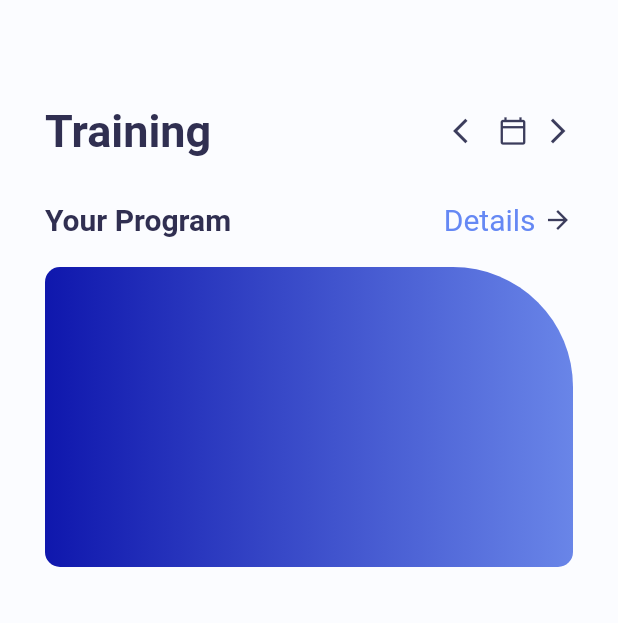
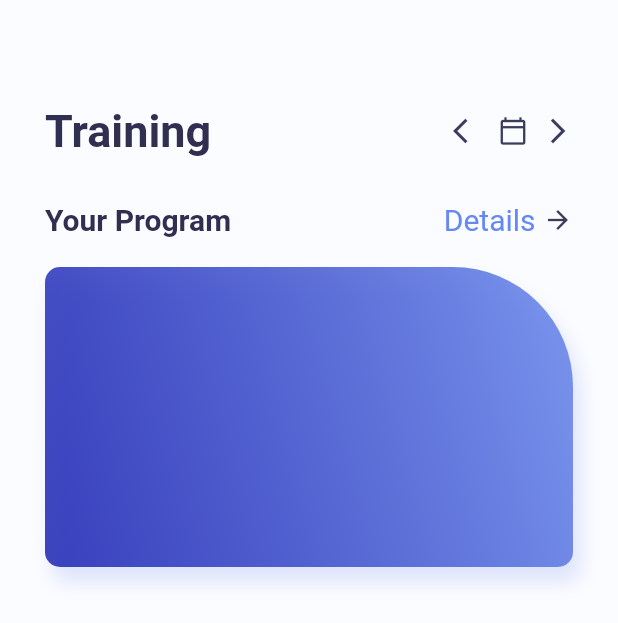
Before and after one commit to kohenro19/MuscleTraining_flutter_001, a Flutter app: the screen it shows after launch, on a phone screen of 412 x 824 dp. Shown: the top 623 px of the screen. Run offline on Flutter 3.47's test engine with Material 2 defaults, Android fonts, the phone set to English and light mode, and no system bars.

Commit message:
20220313r2

```diff
--- a/lib/home_page.dart
+++ b/lib/home_page.dart
@@ -79,16 +79,25 @@ class _HomePageState extends State<HomePage> {
               decoration: BoxDecoration(
               gradient: LinearGradient(
                 colors: [
-                  color.AppColor.gradientFirst,
-                  color.AppColor.gradientSecond
-                ]
+                  color.AppColor.gradientFirst.withOpacity(0.8),
+                  color.AppColor.gradientSecond.withOpacity(0.9)
+                ],
+                begin: Alignment.bottomLeft,
+                end: Alignment.centerRight
               ),
                   borderRadius: BorderRadius.only(
                     topLeft: Radius.circular(10),
                     bottomLeft: Radius.circular(10),
                     bottomRight: Radius.circular(10),
                     topRight: Radius.circular(80)
-                  )
+                  ),
+                  boxShadow: [
+                    BoxShadow(
+                      offset: Offset(5,10),
+                      blurRadius: 10,
+                      color: color.AppColor.gradientSecond.withOpacity(0.2)
+                    )
+                  ]
               ),
             )
           ],
```
